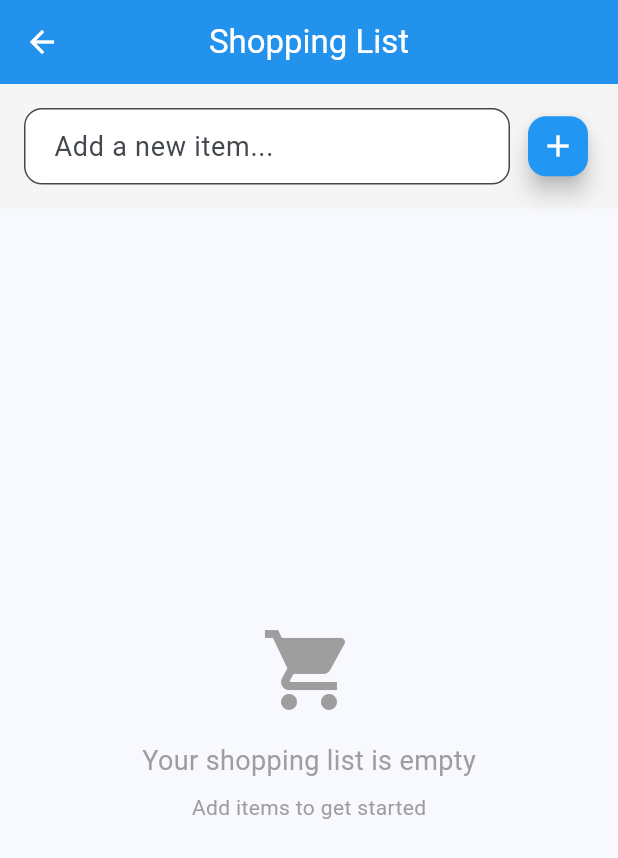
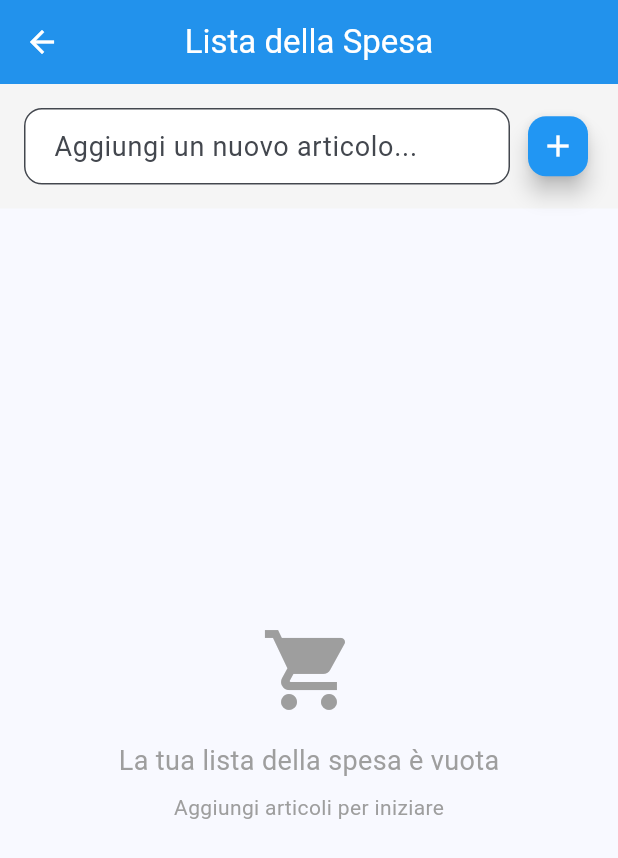
Before and after one commit to petaurodellozucchero/family-managment, a Flutter app: the ShoppingListScreen screen opened directly, on a phone screen of 412 x 824 dp. Shown: the top 858 px of the screen. Run offline on Flutter 3.47's test engine with Material 3 defaults, Android fonts, the phone set to English and light mode, and no system bars; our stand-ins replace cloud_firestore, firebase_auth, firebase_core, shared_preferences, table_calendar; accounts and stored records are empty; network calls fail.

Commit message:
Translate UI strings to Italian for calendar, shopping list, and settings
Co-authored-by: petaurodellozucchero <85255627+petaurodellozucchero@users.noreply.github.com>

```diff
--- a/lib/screens/shopping_list_screen.dart
+++ b/lib/screens/shopping_list_screen.dart
@@ -25,7 +25,7 @@ class _ShoppingListScreenState extends State<ShoppingListScreen> {
   Future<void> _addItem(BuildContext context) async {
     if (_itemController.text.trim().isEmpty) {
       ScaffoldMessenger.of(context).showSnackBar(
-        const SnackBar(content: Text('Please enter an item name')),
+        const SnackBar(content: Text('Inserisci il nome dell\'articolo')),
       );
       return;
     }
@@ -47,11 +47,11 @@ class _ShoppingListScreenState extends State<ShoppingListScreen> {
     if (success) {
       _itemController.clear();
       ScaffoldMessenger.of(context).showSnackBar(
-        const SnackBar(content: Text('Item added successfully')),
+        const SnackBar(content: Text('Articolo aggiunto con successo')),
       );
     } else {
       ScaffoldMessenger.of(context).showSnackBar(
-        const SnackBar(content: Text('Failed to add item')),
+        const SnackBar(content: Text('Impossibile aggiungere l\'articolo')),
       );
     }
   }
@@ -61,7 +61,7 @@ class _ShoppingListScreenState extends State<ShoppingListScreen> {
 
     if (provider.purchasedItems.isEmpty) {
       ScaffoldMessenger.of(context).showSnackBar(
-        const SnackBar(content: Text('No purchased items to clear')),
+        const SnackBar(content: Text('Nessun articolo acquistato da rimuovere')),
       );
       return;
     }
@@ -70,18 +70,18 @@ class _ShoppingListScreenState extends State<ShoppingListScreen> {
       context: context,
       builder: (BuildContext context) {
         return AlertDialog(
-          title: const Text('Clear Purchased Items'),
+          title: const Text('Cancella Articoli Acquistati'),
           content: Text(
-            'Are you sure you want to remove all ${provider.purchasedItems.length} purchased items?',
+            'Sei sicuro di voler rimuovere tutti i ${provider.purchasedItems.length} articoli acquistati?',
           ),
           actions: [
             TextButton(
               onPressed: () => Navigator.pop(context, false),
-              child: const Text('Cancel'),
+              child: const Text('Annulla'),
             ),
             TextButton(
               onPressed: () => Navigator.pop(context, true),
-              child: const Text('Clear', style: TextStyle(color: Colors.red)),
+              child: const Text('Cancella', style: TextStyle(color: Colors.red)),
             ),
           ],
         );
@@ -93,11 +93,11 @@ class _ShoppingListScreenState extends State<ShoppingListScreen> {
 
       if (success) {
         ScaffoldMessenger.of(context).showSnackBar(
-          const SnackBar(content: Text('Purchased items cleared')),
+          const SnackBar(content: Text('Articoli acquistati cancellati')),
         );
       } else {
         ScaffoldMessenger.of(context).showSnackBar(
-          const SnackBar(content: Text('Failed to clear items')),
+          const SnackBar(content: Text('Impossibile cancellare gli articoli')),
         );
       }
     }
@@ -107,14 +107,14 @@ class _ShoppingListScreenState extends State<ShoppingListScreen> {
   Widget build(BuildContext context) {
     return Scaffold(
       appBar: AppBar(
-        title: const Text('Shopping List', style: TextStyle(fontSize: 22)),
+        title: const Text('Lista della Spesa', style: TextStyle(fontSize: 22)),
         actions: [
           Consumer<ShoppingProvider>(
             builder: (context, provider, child) {
               if (provider.purchasedItems.isNotEmpty) {
                 return IconButton(
                   icon: const Icon(Icons.clear_all),
-                  tooltip: 'Clear Purchased',
+                  tooltip: 'Cancella Acquistati',
                   onPressed: () => _clearPurchasedItems(context),
                 );
               }
@@ -135,7 +135,7 @@ class _ShoppingListScreenState extends State<ShoppingListScreen> {
                   child: TextField(
                     controller: _itemController,
                     decoration: InputDecoration(
-                      hintText: 'Add a new item...',
+                      hintText: 'Aggiungi un nuovo articolo...',
                       border: OutlineInputBorder(
                         borderRadius: BorderRadius.circular(12),
                       ),
@@ -173,12 +173,12 @@ class _ShoppingListScreenState extends State<ShoppingListScreen> {
                         Icon(Icons.shopping_cart, size: 64, color: Colors.grey),
                         SizedBox(height: 16),
                         Text(
-                          'Your shopping list is empty',
+                          'La tua lista della spesa è vuota',
                           style: TextStyle(fontSize: 18, color: Colors.grey),
                         ),
                         SizedBox(height: 8),
                         Text(
-                          'Add items to get started',
+                          'Aggiungi articoli per iniziare',
                           style: TextStyle(fontSize: 14, color: Colors.grey),
                         ),
                       ],
@@ -206,7 +206,7 @@ class _ShoppingListScreenState extends State<ShoppingListScreen> {
                           bool success = await provider.deleteItem(item.id);
                           if (success) {
                             ScaffoldMessenger.of(context).showSnackBar(
-                              const SnackBar(content: Text('Item deleted')),
+                              const SnackBar(content: Text('Articolo eliminato')),
                             );
                           }
                         },
--- a/lib/widgets/day_view.dart
+++ b/lib/widgets/day_view.dart
@@ -51,7 +51,7 @@ class DayView extends StatelessWidget {
                       Icon(Icons.event_busy, size: 64, color: Colors.grey),
                       SizedBox(height: 16),
                       Text(
-                        'No events for this day',
+                        'Nessun evento per questo giorno',
                         style: TextStyle(fontSize: 18, color: Colors.grey),
                       ),
                     ],
--- a/lib/widgets/month_view.dart
+++ b/lib/widgets/month_view.dart
@@ -166,7 +166,7 @@ class _MonthViewState extends State<MonthView> {
                                 Icon(Icons.event_busy, size: 48, color: Colors.grey),
                                 SizedBox(height: 8),
                                 Text(
-                                  'No events for this day',
+                                  'Nessun evento per questo giorno',
                                   style: TextStyle(fontSize: 16, color: Colors.grey),
                                 ),
                               ],
--- a/lib/widgets/shopping_item_tile.dart
+++ b/lib/widgets/shopping_item_tile.dart
@@ -70,7 +70,7 @@ class ShoppingItemTile extends StatelessWidget {
                       ),
                       const SizedBox(width: 6),
                       Text(
-                        'Added by $memberName',
+                        'Aggiunto da $memberName',
                         style: TextStyle(
                           fontSize: 12,
                           color: Colors.grey[600],
@@ -96,19 +96,19 @@ class ShoppingItemTile extends StatelessWidget {
       context: context,
       builder: (BuildContext context) {
         return AlertDialog(
-          title: const Text('Delete Item'),
-          content: Text('Are you sure you want to delete "${item.name}"?'),
+          title: const Text('Elimina Articolo'),
+          content: Text('Sei sicuro di voler eliminare "${item.name}"?'),
           actions: [
             TextButton(
               onPressed: () => Navigator.pop(context),
-              child: const Text('Cancel'),
+              child: const Text('Annulla'),
             ),
             TextButton(
               onPressed: () {
                 Navigator.pop(context);
                 onDelete();
               },
-              child: const Text('Delete', style: TextStyle(color: Colors.red)),
+              child: const Text('Elimina', style: TextStyle(color: Colors.red)),
             ),
           ],
         );
--- a/lib/widgets/week_view.dart
+++ b/lib/widgets/week_view.dart
@@ -33,7 +33,7 @@ class WeekView extends StatelessWidget {
               const Icon(Icons.calendar_view_week, size: 20),
               const SizedBox(width: 8),
               Text(
-                'Week of ${DateFormat('MMM d').format(weekStart)}',
+                'Settimana del ${DateFormat('d MMM').format(weekStart)}',
                 style: const TextStyle(
                   fontSize: 20,
                   fontWeight: FontWeight.bold,
@@ -96,7 +96,7 @@ class WeekView extends StatelessWidget {
                               borderRadius: BorderRadius.circular(12),
                             ),
                             child: const Text(
-                              'Today',
+                              'Oggi',
                               style: TextStyle(
                                 fontSize: 12,
                                 color: Colors.white,
@@ -112,7 +112,7 @@ class WeekView extends StatelessWidget {
                     const Padding(
                       padding: EdgeInsets.all(16),
                       child: Text(
-                        'No events',
+                        'Nessun evento',
                         style: TextStyle(color: Colors.grey, fontSize: 14),
                       ),
                     )
```
Also changed, not shown: lib/screens/calendar_screen.dart (+9 -9 lines), lib/screens/settings_screen.dart (+37 -37 lines).
